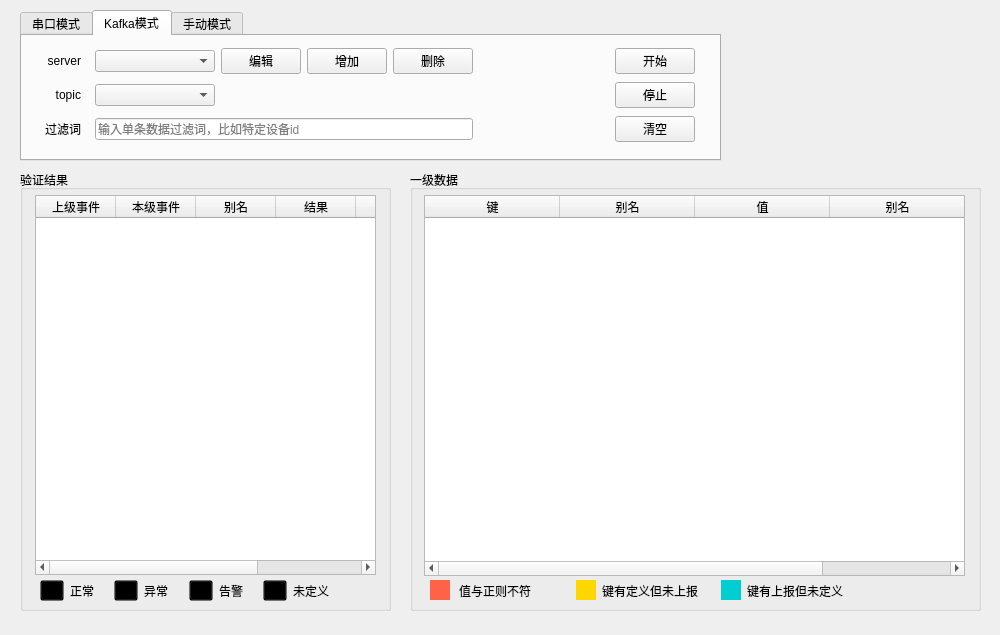
The window that myUI.ui (lewis32/logcheck) describes before a commit, drawn with Qt 5.
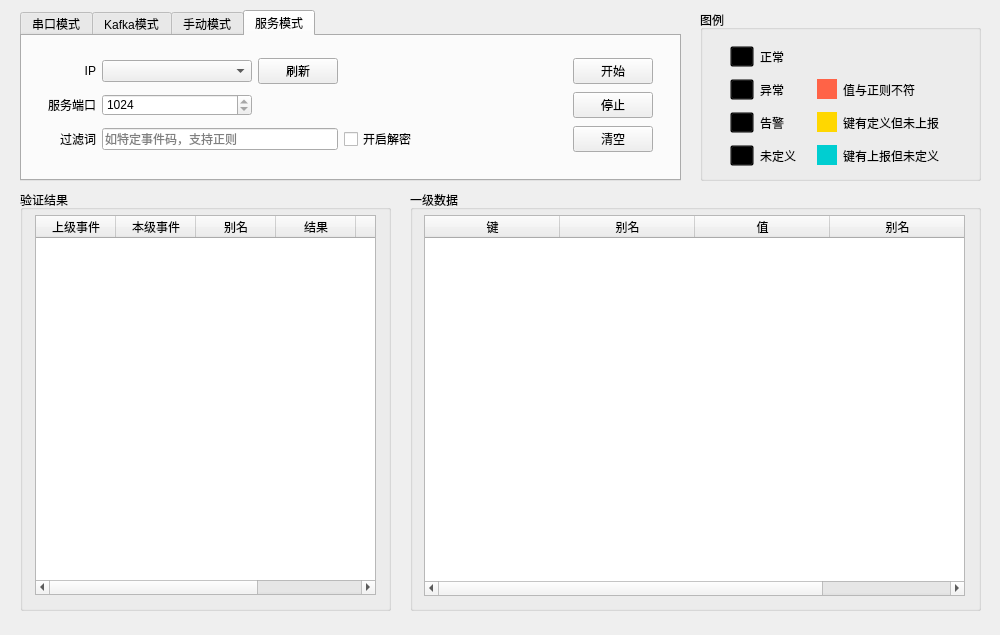
The same window after the commit. The open tabs and pages were chosen to show the change. Icons and pictures are not drawn.

What changed in the file:
```diff
--- a/myUI.ui
+++ b/myUI.ui
@@ -39,29 +39,26 @@
 }
 QLabel#lblResFailIcon {
 background-color:rgb(255, 99, 71);
+max-width:20px;
+margin:0,0,0,0;
 }
 QLabel#lblResWarnIcon {
 background-color:rgb(255, 215, 0);
+max-width:20px;
+margin:0,0,0,0;
 }
 QLabel#lblResUndefinedIcon {
 background-color:rgb(0, 206, 209);
+max-width:20px;
+margin:0,0,0,0;
 }
-QLabel#lblSerialPort,
-#lblSerialCmd,
-#lblSerialFilter,
-#lblKafkaServer,
-#lblKafkaTopic,
-#lblKafkaFilter {
-margin-right:5px;
-max-width:60px;
-}
-QLabel#lblResFail {
-margin-right:10px;
+QPushButton{
+max-width:80px;
 }
 QLabel#btnSerialCmdEdit,
 #btnSerialCmdAdd,
 #btnSerialCmdDelete {
-max-width:70px;
+max-width:100px;
 }
 QLabel#btnSerialStart,
 #btnSerialStop,
@@ -74,8 +71,8 @@
      <rect>
       <x>20</x>
       <y>10</y>
-      <width>701</width>
-      <height>151</height>
+      <width>661</width>
+      <height>171</height>
      </rect>
     </property>
     <property name="currentIndex">
@@ -191,12 +188,12 @@
       <property name="geometry">
        <rect>
         <x>20</x>
-        <y>10</y>
-        <width>653</width>
+        <y>20</y>
+        <width>611</width>
         <height>101</height>
        </rect>
       </property>
-      <layout class="QGridLayout" name="layoutKafka" columnminimumwidth="0,120,0,0,0,150,0">
+      <layout class="QGridLayout" name="layoutKafka" columnminimumwidth="0,150,0,0,150,0">
        <item row="0" column="0">
         <widget class="QLabel" name="lblKafkaServer">
          <property name="text">
@@ -207,13 +204,24 @@
          </property>
         </widget>
        </item>
-       <item row="0" column="1">
-        <widget class="QComboBox" name="cBoxKafkaServer"/>
+       <item row="1" column="5">
+        <widget class="QPushButton" name="btnKafkaStop">
+         <property name="text">
+          <string>停止</string>
+         </property>
+        </widget>
        </item>
-       <item row="0" column="2">
-        <widget class="QPushButton" name="btnKafkaEdit">
+       <item row="0" column="5">
+        <widget class="QPushButton" name="btnKafkaStart">
          <property name="text">
-          <string>编辑</string>
+          <string>开始</string>
+         </property>
+        </widget>
+       </item>
+       <item row="2" column="5">
+        <widget class="QPushButton" name="btnKafkaClear">
+         <property name="text">
+          <string>清空</string>
          </property>
         </widget>
        </item>
@@ -240,45 +248,31 @@
          </property>
         </widget>
        </item>
-       <item row="0" column="3">
-        <widget class="QPushButton" name="btnKafkaServerAdd">
+       <item row="2" column="3">
+        <widget class="QCheckBox" name="ckBoxKafkaDec">
          <property name="text">
-          <string>增加</string>
+          <string>开启解密</string>
          </property>
         </widget>
        </item>
-       <item row="0" column="4">
-        <widget class="QPushButton" name="btnKafkaServerDelete">
-         <property name="text">
-          <string>删除</string>
-         </property>
-        </widget>
-       </item>
-       <item row="0" column="6">
-        <widget class="QPushButton" name="btnKafkaStart">
-         <property name="text">
-          <string>开始</string>
-         </property>
-        </widget>
-       </item>
-       <item row="1" column="6">
-        <widget class="QPushButton" name="btnKafkaStop">
-         <property name="text">
-          <string>停止</string>
-         </property>
-        </widget>
-       </item>
-       <item row="2" column="6">
-        <widget class="QPushButton" name="btnKafkaClear">
-         <property name="text">
-          <string>清空</string>
-         </property>
-        </widget>
-       </item>
-       <item row="2" column="1" colspan="4">
+       <item row="2" column="1" colspan="2">
         <widget class="QLineEdit" name="editKafkaFilter">
          <property name="placeholderText">
-          <string>输入单条数据过滤词，比如特定设备id</string>
+          <string>如特定设备id、事件码，支持正则</string>
+         </property>
+        </widget>
+       </item>
+       <item row="1" column="2">
+        <widget class="QPushButton" name="btnKafkaTopicRefresh">
+         <property name="text">
+          <string>刷新</string>
+         </property>
+        </widget>
+       </item>
+       <item row="0" column="2">
+        <widget class="QPushButton" name="btnKafkaServerRefresh">
+         <property name="text">
+          <string>刷新</string>
          </property>
         </widget>
        </item>
@@ -313,13 +307,156 @@
          </property>
         </widget>
        </item>
-       <item row="1" column="2">
-        <widget class="QPushButton" name="btnManualClear">
+       <item row="0" column="1" colspan="2">
+        <widget class="QTextEdit" name="editManual">
+         <property name="placeholderText">
+          <string>支持多条数据解析</string>
+         </property>
+        </widget>
+       </item>
+       <item row="0" column="0">
+        <widget class="QLabel" name="lblManual">
+         <property name="maximumSize">
+          <size>
+           <width>16777215</width>
+           <height>16777215</height>
+          </size>
+         </property>
+         <property name="text">
+          <string>日志数据</string>
+         </property>
+         <property name="alignment">
+          <set>Qt::AlignRight|Qt::AlignTop|Qt::AlignTrailing</set>
+         </property>
+         <property name="margin">
+          <number>5</number>
+         </property>
+        </widget>
+       </item>
+       <item row="1" column="0">
+        <widget class="QLabel" name="lblManualFilter">
+         <property name="maximumSize">
+          <size>
+           <width>16777215</width>
+           <height>16777215</height>
+          </size>
+         </property>
+         <property name="text">
+          <string>过滤词</string>
+         </property>
+         <property name="alignment">
+          <set>Qt::AlignRight|Qt::AlignTrailing|Qt::AlignVCenter</set>
+         </property>
+         <property name="margin">
+          <number>5</number>
+         </property>
+        </widget>
+       </item>
+      </layout>
+     </widget>
+    </widget>
+    <widget class="QWidget" name="tabService">
+     <attribute name="title">
+      <string>服务模式</string>
+     </attribute>
+     <widget class="QWidget" name="gridLayoutWidget_5">
+      <property name="geometry">
+       <rect>
+        <x>20</x>
+        <y>20</y>
+        <width>611</width>
+        <height>101</height>
+       </rect>
+      </property>
+      <layout class="QGridLayout" name="layoutSerial_2" columnminimumwidth="0,150,0,0,150,0">
+       <item row="1" column="5">
+        <widget class="QPushButton" name="btnSerialStop_2">
+         <property name="text">
+          <string>停止</string>
+         </property>
+        </widget>
+       </item>
+       <item row="0" column="5">
+        <widget class="QPushButton" name="btnSerialStart_2">
+         <property name="text">
+          <string>开始</string>
+         </property>
+        </widget>
+       </item>
+       <item row="0" column="0">
+        <widget class="QLabel" name="lblSerialPort_2">
+         <property name="text">
+          <string>IP</string>
+         </property>
+         <property name="alignment">
+          <set>Qt::AlignRight|Qt::AlignTrailing|Qt::AlignVCenter</set>
+         </property>
+        </widget>
+       </item>
+       <item row="2" column="0">
+        <widget class="QLabel" name="lblSerialFilter_2">
+         <property name="text">
+          <string>过滤词</string>
+         </property>
+         <property name="alignment">
+          <set>Qt::AlignRight|Qt::AlignTrailing|Qt::AlignVCenter</set>
+         </property>
+        </widget>
+       </item>
+       <item row="0" column="1">
+        <widget class="QComboBox" name="cbBoxSerialPort_2"/>
+       </item>
+       <item row="2" column="1" colspan="2">
+        <widget class="QLineEdit" name="editSerialFilter_2">
+         <property name="placeholderText">
+          <string>如特定事件码，支持正则</string>
+         </property>
+        </widget>
+       </item>
+       <item row="2" column="3">
+        <widget class="QCheckBox" name="ckBoxSerialDec_2">
+         <property name="text">
+          <string>开启解密</string>
+         </property>
+        </widget>
+       </item>
+       <item row="0" column="2">
+        <widget class="QPushButton" name="btnSerialPortRefresh_2">
+         <property name="text">
+          <string>刷新</string>
+         </property>
+        </widget>
+       </item>
+       <item row="2" column="5">
+        <widget class="QPushButton" name="btnSerialClear_2">
          <property name="text">
           <string>清空</string>
          </property>
         </widget>
        </item>
+       <item row="1" column="0">
+        <widget class="QLabel" name="lblSerialCmd_2">
+         <property name="text">
+          <string>服务端口</string>
+         </property>
+         <property name="alignment">
+          <set>Qt::AlignRight|Qt::AlignTrailing|Qt::AlignVCenter</set>
+         </property>
+        </widget>
+       </item>
+       <item row="1" column="1">
+        <widget class="QSpinBox" name="spinBox">
+         <property name="minimum">
+          <number>1024</number>
+         </property>
+         <property name="singleStep">
+          <number>1</number>
+         </property>
+         <property name="value">
+          <number>1024</number>
+         </property>
+        </widget>
+       </item>
       </layout>
      </widget>
     </widget>
@@ -328,9 +465,9 @@
     <property name="geometry">
      <rect>
       <x>410</x>
-      <y>170</y>
+      <y>190</y>
       <width>571</width>
-      <height>441</height>
+      <height>421</height>
      </rect>
     </property>
     <property name="title">
@@ -372,89 +509,14 @@
       </property>
      </column>
     </widget>
-    <widget class="QWidget" name="horizontalLayoutWidget_2">
-     <property name="geometry">
-      <rect>
-       <x>20</x>
-       <y>400</y>
-       <width>431</width>
-       <height>41</height>
-      </rect>
-     </property>
-     <layout class="QHBoxLayout" name="layoutRes">
-      <item>
-       <widget class="QLabel" name="lblResFailIcon">
-        <property name="enabled">
-         <bool>true</bool>
-        </property>
-        <property name="maximumSize">
-         <size>
-          <width>20</width>
-          <height>20</height>
-         </size>
-        </property>
-        <property name="text">
-         <string/>
-        </property>
-       </widget>
-      </item>
-      <item>
-       <widget class="QLabel" name="lblResFail">
-        <property name="text">
-         <string>值与正则不符</string>
-        </property>
-       </widget>
-      </item>
-      <item>
-       <widget class="QLabel" name="lblResWarnIcon">
-        <property name="maximumSize">
-         <size>
-          <width>20</width>
-          <height>20</height>
-         </size>
-        </property>
-        <property name="text">
-         <string/>
-        </property>
-       </widget>
-      </item>
-      <item>
-       <widget class="QLabel" name="lblResWarn">
-        <property name="text">
-         <string>键有定义但未上报</string>
-        </property>
-       </widget>
-      </item>
-      <item>
-       <widget class="QLabel" name="lblResUndefinedIcon">
-        <property name="maximumSize">
-         <size>
-          <width>20</width>
-          <height>20</height>
-         </size>
-        </property>
-        <property name="text">
-         <string/>
-        </property>
-       </widget>
-      </item>
-      <item>
-       <widget class="QLabel" name="lblResUndefined">
-        <property name="text">
-         <string>键有上报但未定义</string>
-        </property>
-       </widget>
-      </item>
-     </layout>
-    </widget>
    </widget>
    <widget class="QGroupBox" name="gBoxResList">
     <property name="geometry">
      <rect>
       <x>20</x>
-      <y>170</y>
+      <y>190</y>
       <width>371</width>
-      <height>441</height>
+      <height>421</height>
      </rect>
     </property>
     <property name="title">
@@ -528,17 +590,71 @@
      <column/>
      <column/>
     </widget>
-    <widget class="QWidget" name="horizontalLayoutWidget">
+   </widget>
+   <widget class="QGroupBox" name="gBoxHint">
+    <property name="geometry">
+     <rect>
+      <x>700</x>
+      <y>10</y>
+      <width>281</width>
+      <height>171</height>
+     </rect>
+    </property>
+    <property name="title">
+     <string>图例</string>
+    </property>
+    <widget class="QWidget" name="gridLayoutWidget">
      <property name="geometry">
       <rect>
-       <x>20</x>
-       <y>400</y>
-       <width>291</width>
-       <height>41</height>
+       <x>30</x>
+       <y>30</y>
+       <width>209</width>
+       <height>136</height>
       </rect>
      </property>
-     <layout class="QHBoxLayout" name="layoutResList">
-      <item>
+     <layout class="QGridLayout" name="layoutHint">
+      <item row="3" column="0">
+       <widget class="QToolButton" name="btnResListUndefined">
+        <property name="text">
+         <string>...</string>
+        </property>
+        <property name="icon">
+         <iconset>
+          <normalon>:/img/assets/question_mark.png</normalon>
+         </iconset>
+        </property>
+        <property name="iconSize">
+         <size>
+          <width>20</width>
+          <height>20</height>
+         </size>
+        </property>
+       </widget>
+      </item>
+      <item row="3" column="1">
+       <widget class="QLabel" name="lblResListUndefined">
+        <property name="text">
+         <string>未定义</string>
+        </property>
+       </widget>
+      </item>
+      <item row="1" column="2">
+       <widget class="QLabel" name="lblResFailIcon">
+        <property name="enabled">
+         <bool>true</bool>
+        </property>
+        <property name="maximumSize">
+         <size>
+          <width>20</width>
+          <height>20</height>
+         </size>
+        </property>
+        <property name="text">
+         <string/>
+        </property>
+       </widget>
+      </item>
+      <item row="0" column="0">
        <widget class="QToolButton" name="btnResListPass">
         <property name="text">
          <string>...</string>
@@ -556,14 +672,7 @@
         </property>
        </widget>
       </item>
-      <item>
-       <widget class="QLabel" name="lblResListPass">
-        <property name="text">
-         <string>正常</string>
-        </property>
-       </widget>
-      </item>
-      <item>
+      <item row="1" column="0">
        <widget class="QToolButton" name="btnResListFail">
         <property name="text">
          <string>...</string>
@@ -581,14 +690,14 @@
         </property>
        </widget>
       </item>
-      <item>
+      <item row="1" column="1">
        <widget class="QLabel" name="lblResListFail">
         <property name="text">
          <string>异常</string>
         </property>
        </widget>
       </item>
-      <item>
+      <item row="2" column="0">
        <widget class="QToolButton" name="btnResListWarn">
         <property name="text">
          <string>...</string>
@@ -606,35 +715,64 @@
         </property>
        </widget>
       </item>
-      <item>
+      <item row="0" column="1">
+       <widget class="QLabel" name="lblResListPass">
+        <property name="text">
+         <string>正常</string>
+        </property>
+       </widget>
+      </item>
+      <item row="2" column="1">
        <widget class="QLabel" name="lblResListWarn">
         <property name="text">
          <string>告警</string>
         </property>
        </widget>
       </item>
-      <item>
-       <widget class="QToolButton" name="btnResListUndefined">
+      <item row="1" column="3">
+       <widget class="QLabel" name="lblResFail">
         <property name="text">
-         <string>...</string>
+         <string>值与正则不符</string>
         </property>
-        <property name="icon">
-         <iconset>
-          <normalon>:/img/assets/question_mark.png</normalon>
-         </iconset>
+       </widget>
+      </item>
+      <item row="2" column="2">
+       <widget class="QLabel" name="lblResWarnIcon">
+        <property name="maximumSize">
+         <size>
+          <width>20</width>
+          <height>20</height>
+         </size>
         </property>
-        <property name="iconSize">
+        <property name="text">
+         <string/>
+        </property>
+       </widget>
+      </item>
+      <item row="2" column="3">
+       <widget class="QLabel" name="lblResWarn">
+        <property name="text">
+         <string>键有定义但未上报</string>
+        </property>
+       </widget>
+      </item>
+      <item row="3" column="2">
+       <widget class="QLabel" name="lblResUndefinedIcon">
+        <property name="maximumSize">
          <size>
           <width>20</width>
           <height>20</height>
          </size>
         </property>
+        <property name="text">
+         <string/>
+        </property>
        </widget>
       </item>
-      <item>
-       <widget class="QLabel" name="lblResListUndefined">
+      <item row="3" column="3">
+       <widget class="QLabel" name="lblResUndefined">
         <property name="text">
-         <string>未定义</string>
+         <string>键有上报但未定义</string>
         </property>
        </widget>
       </item>
```
Left out of the diff: 149 changed lines with no effect on the pictures.
